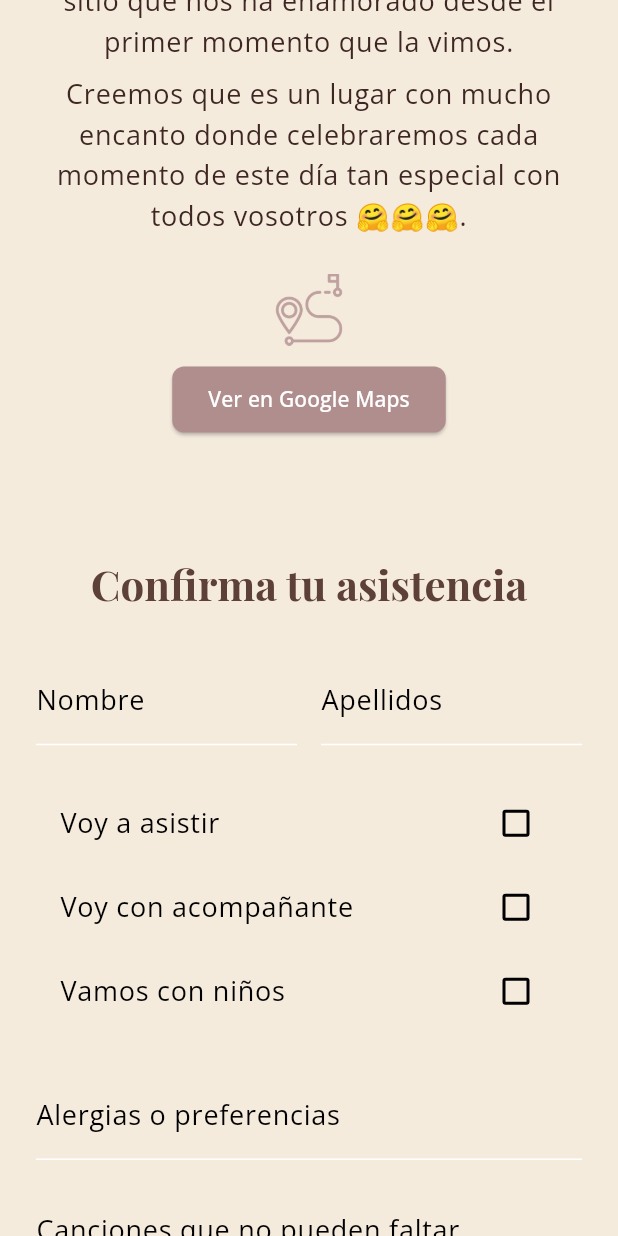
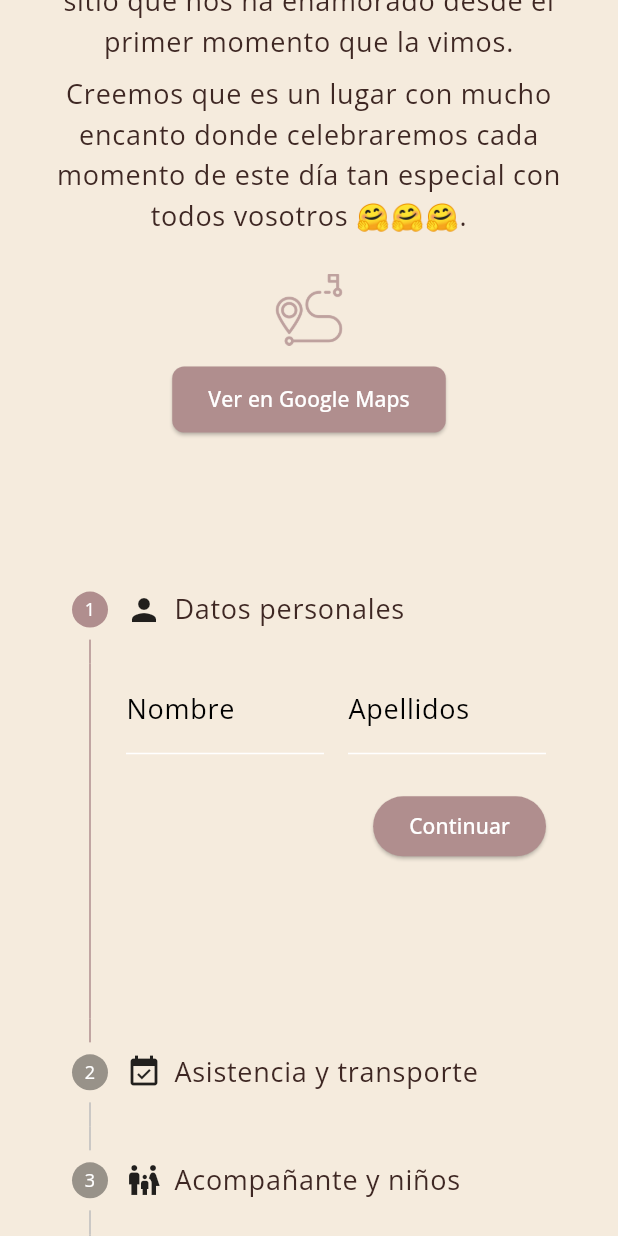
Before and after one commit to Arcas791/wedding_invite_app_web, a Flutter app: the screen it shows after launch, scrolled down 2880 dp, on a phone screen of 412 x 824 dp. Run offline on Flutter 3.47's test engine with Material 3 defaults, Android fonts, the light colour scheme and no system bars; our stand-ins replace go_router, google_fonts, just_audio, visibility_detector.

Commit message:
new form

```diff
--- a/lib/features/wedding_invite/presentation/screens/rsvp_section.dart
+++ b/lib/features/wedding_invite/presentation/screens/rsvp_section.dart
@@ -13,16 +13,17 @@ class RsvpSection extends StatefulWidget {
   State<RsvpSection> createState() => _RsvpSectionState();
 }
 
-class _RsvpSectionState extends State<RsvpSection> {
+class _RsvpSectionState extends State<RsvpSection>
+    with TickerProviderStateMixin {
   final _formKey = GlobalKey<FormState>();
+  int _currentStep = 0;
+
   final _nameController = TextEditingController();
   final _surnameController = TextEditingController();
   final _allergiesController = TextEditingController();
   final _songsController = TextEditingController();
   final _childrenCountController = TextEditingController();
   final _companionNameController = TextEditingController();
-  final List<TextEditingController> _childNameControllers = [];
-  final List<TextEditingController> _childAgeControllers = [];
 
   bool attending = false;
   bool needsBus = false;
@@ -31,9 +32,12 @@ class _RsvpSectionState extends State<RsvpSection> {
   bool hasChildren = false;
   bool wantsTomorrowland = false;
   bool formSubmitted = false;
+  bool isSubmitting = false;
 
   void _submitForm() async {
     if (_formKey.currentState!.validate()) {
+      setState(() => isSubmitting = true);
+
       final rsvp = Rsvp(
         name: _nameController.text + " " + _surnameController.text,
         isAttending: attending,
@@ -50,6 +54,8 @@ class _RsvpSectionState extends State<RsvpSection> {
 
       setState(() {
         formSubmitted = true;
+        isSubmitting = false;
+        _currentStep = 3; // Colapsar el último paso
       });
 
       showDialog(
@@ -70,22 +76,17 @@ class _RsvpSectionState extends State<RsvpSection> {
     }
   }
 
-  @override
-  Widget build(BuildContext context) {
-    final theme = Theme.of(context);
-
-    return Padding(
-      padding: const EdgeInsets.symmetric(vertical: 40, horizontal: 24),
-      child: Column(
-        crossAxisAlignment: CrossAxisAlignment.center,
-        children: [
-          Text('Confirma tu asistencia', style: theme.textTheme.headlineMedium),
-          const SizedBox(height: 30),
-          Form(
-            key: _formKey,
-            child: Column(
-              children: [
-                Row(
+  List<Step> getSteps() {
+    return [
+      Step(
+        title: Row(
+          children: const [
+            Icon(Icons.person),
+            SizedBox(width: 8),
+            Text('Datos personales')
+          ],
+        ),
+        content: Row(
           children: [
             Expanded(
               child: TextFormField(
@@ -100,8 +101,7 @@ class _RsvpSectionState extends State<RsvpSection> {
             Expanded(
               child: TextFormField(
                 controller: _surnameController,
-                        decoration:
-                            const InputDecoration(labelText: 'Apellidos'),
+                decoration: const InputDecoration(labelText: 'Apellidos'),
                 validator: (value) => value == null || value.isEmpty
                     ? 'Introduce tus apellidos'
                     : null,
@@ -109,7 +109,19 @@ class _RsvpSectionState extends State<RsvpSection> {
             ),
           ],
         ),
-                const SizedBox(height: 24),
+        isActive: _currentStep >= 0,
+      ),
+      Step(
+        title: Row(
+          children: const [
+            Icon(Icons.event_available),
+            SizedBox(width: 8),
+            Text('Asistencia y transporte')
+          ],
+        ),
+        content: Column(
+          crossAxisAlignment: CrossAxisAlignment.start,
+          children: [
             CheckboxListTile(
               value: attending,
               onChanged: (value) {
@@ -157,10 +169,25 @@ class _RsvpSectionState extends State<RsvpSection> {
                             ),
                           ],
                         ),
+                      )
+                  ],
+                ),
               ),
           ],
         ),
+        isActive: _currentStep >= 1,
       ),
+      Step(
+        title: Row(
+          children: const [
+            Icon(Icons.family_restroom),
+            SizedBox(width: 8),
+            Text('Acompañante y niños')
+          ],
+        ),
+        content: Column(
+          crossAxisAlignment: CrossAxisAlignment.start,
+          children: [
             CheckboxListTile(
               value: hasCompanion,
               onChanged: (value) => setState(() => hasCompanion = value!),
@@ -183,84 +210,44 @@ class _RsvpSectionState extends State<RsvpSection> {
               ),
             CheckboxListTile(
               value: hasChildren,
-                  onChanged: (value) {
-                    setState(() {
-                      hasChildren = value!;
-                      _childNameControllers.clear();
-                      _childAgeControllers.clear();
-                    });
-                  },
+              onChanged: (value) => setState(() => hasChildren = value!),
               title: const Text('Vamos con niños'),
             ),
             if (hasChildren)
               Padding(
                 padding: const EdgeInsets.only(left: 24.0),
-                    child: Column(
-                      children: [
-                        TextFormField(
+                child: TextFormField(
                   controller: _childrenCountController,
-                          decoration: const InputDecoration(
-                              labelText: '¿Cuántos niños?'),
+                  decoration:
+                      const InputDecoration(labelText: '¿Cuántos niños?'),
                   keyboardType: TextInputType.number,
-                          inputFormatters: [
-                            FilteringTextInputFormatter.digitsOnly
-                          ],
+                  inputFormatters: [FilteringTextInputFormatter.digitsOnly],
                   validator: (value) {
-                            if (hasChildren &&
-                                (value == null || value.isEmpty)) {
+                    if (hasChildren && (value == null || value.isEmpty)) {
                       return 'Indica cuántos niños';
                     }
                     return null;
                   },
-                          onChanged: (value) {
-                            setState(() {
-                              final count = int.tryParse(value) ?? 0;
-                              _childNameControllers.clear();
-                              _childAgeControllers.clear();
-                              for (int i = 0; i < count && i < 3; i++) {
-                                _childNameControllers
-                                    .add(TextEditingController());
-                                _childAgeControllers
-                                    .add(TextEditingController());
-                              }
-                            });
-                          },
-                        ),
-                        for (int i = 0; i < _childNameControllers.length; i++)
-                          Padding(
-                            padding: const EdgeInsets.only(left: 24.0, top: 12),
-                            child: Row(
-                              children: [
-                                Expanded(
-                                  child: TextFormField(
-                                    controller: _childNameControllers[i],
-                                    decoration: InputDecoration(
-                                        labelText: 'Nombre del niño ${i + 1}'),
-                                  ),
-                                ),
-                                const SizedBox(width: 16),
-                                Expanded(
-                                  child: TextFormField(
-                                    controller: _childAgeControllers[i],
-                                    decoration: InputDecoration(
-                                        labelText: 'Edad del niño ${i + 1}'),
-                                    keyboardType: TextInputType.number,
-                                    inputFormatters: [
-                                      FilteringTextInputFormatter.digitsOnly
-                                    ],
                 ),
               ),
           ],
         ),
+        isActive: _currentStep >= 2,
       ),
+      Step(
+        title: Row(
+          children: const [
+            Icon(Icons.music_note),
+            SizedBox(width: 8),
+            Text('Extras')
           ],
         ),
-                  ),
-                const SizedBox(height: 24),
+        content: Column(
+          children: [
             TextFormField(
               controller: _allergiesController,
-                  decoration: const InputDecoration(
-                      labelText: 'Alergias o preferencias'),
+              decoration:
+                  const InputDecoration(labelText: 'Alergias o preferencias'),
             ),
             const SizedBox(height: 16),
             TextFormField(
@@ -271,41 +258,100 @@ class _RsvpSectionState extends State<RsvpSection> {
             const SizedBox(height: 16),
             CheckboxListTile(
               value: wantsTomorrowland,
-                  onChanged: (value) =>
-                      setState(() => wantsTomorrowland = value!),
+              onChanged: (value) => setState(() => wantsTomorrowland = value!),
               title: const Text('¡Me apunto a Tomorrowland!'),
             ),
             const SizedBox(height: 24),
+            if (!formSubmitted)
               ElevatedButton(
-                  onPressed: _submitForm,
+                onPressed: isSubmitting ? null : _submitForm,
                 style: ElevatedButton.styleFrom(
-                    backgroundColor: theme.colorScheme.primary,
+                  backgroundColor: Theme.of(context).colorScheme.primary,
                   foregroundColor: Colors.white,
-                    padding: const EdgeInsets.symmetric(
-                        horizontal: 24, vertical: 12),
+                  padding:
+                      const EdgeInsets.symmetric(horizontal: 24, vertical: 12),
                 ),
                 child: const Text('Confirmar'),
-                ),
-              ],
-            ),
               ),
             if (formSubmitted) ...[
               const SizedBox(height: 40),
               Text(
                 'Si quieres hacernos un regalito, aquí tienes nuestro número de cuenta 😉:',
-              style: theme.textTheme.bodyLarge,
+                style: Theme.of(context).textTheme.bodyLarge,
                 textAlign: TextAlign.center,
               ),
               const SizedBox(height: 12),
               SelectableText(
                 'ES12 3456 7890 1234 5678 9012',
-              style: theme.textTheme.bodyLarge
+                style: Theme.of(context)
+                    .textTheme
+                    .bodyLarge
                     ?.copyWith(fontWeight: FontWeight.bold),
                 textAlign: TextAlign.center,
               ),
             ],
           ],
         ),
+        isActive: _currentStep >= 3,
+        state: formSubmitted ? StepState.complete : StepState.indexed,
+      ),
+    ];
+  }
+
+  @override
+  Widget build(BuildContext context) {
+    return Padding(
+      padding: const EdgeInsets.symmetric(vertical: 40, horizontal: 24),
+      child: Form(
+        key: _formKey,
+        child: Stepper(
+          type: StepperType.vertical,
+          currentStep: _currentStep,
+          onStepContinue: () {
+            if (_formKey.currentState!.validate()) {
+              if (_currentStep < getSteps().length - 1) {
+                setState(() => _currentStep += 1);
+              }
+            }
+          },
+          onStepCancel: () {
+            if (_currentStep > 0 && !formSubmitted) {
+              setState(() => _currentStep -= 1);
+            }
+          },
+          steps: getSteps(),
+          controlsBuilder: (context, details) => Padding(
+            padding: const EdgeInsets.only(top: 24.0, bottom: 80),
+            child: Row(
+              mainAxisAlignment: MainAxisAlignment.spaceBetween,
+              children: [
+                if (_currentStep > 0 && !formSubmitted)
+                  ElevatedButton(
+                    onPressed: details.onStepCancel,
+                    style: ElevatedButton.styleFrom(
+                      foregroundColor: Colors.white,
+                      backgroundColor: Theme.of(context).colorScheme.secondary,
+                    ),
+                    child: const Text('Atrás'),
+                  )
+                else
+                  const SizedBox(),
+                if (_currentStep < getSteps().length - 1 && !formSubmitted)
+                  ElevatedButton(
+                    onPressed: details.onStepContinue,
+                    style: ElevatedButton.styleFrom(
+                      foregroundColor: Colors.white,
+                      backgroundColor: Theme.of(context).colorScheme.primary,
+                    ),
+                    child: const Text('Continuar'),
+                  )
+                else
+                  const SizedBox(),
+              ],
+            ),
+          ),
+        ),
+      ),
     );
   }
 }
```
Also changed, not shown: lib/features/wedding_invite/presentation/screens/save.dart (added, +311 -0 lines). Lines whose indentation alone changed are shown as unchanged.
